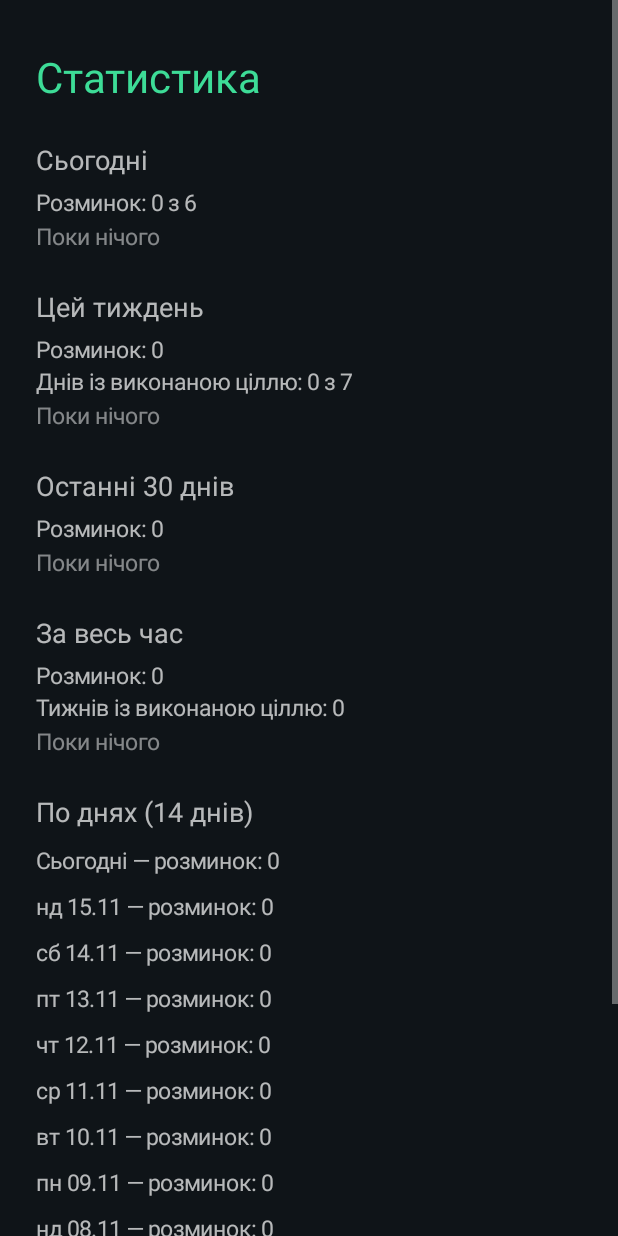
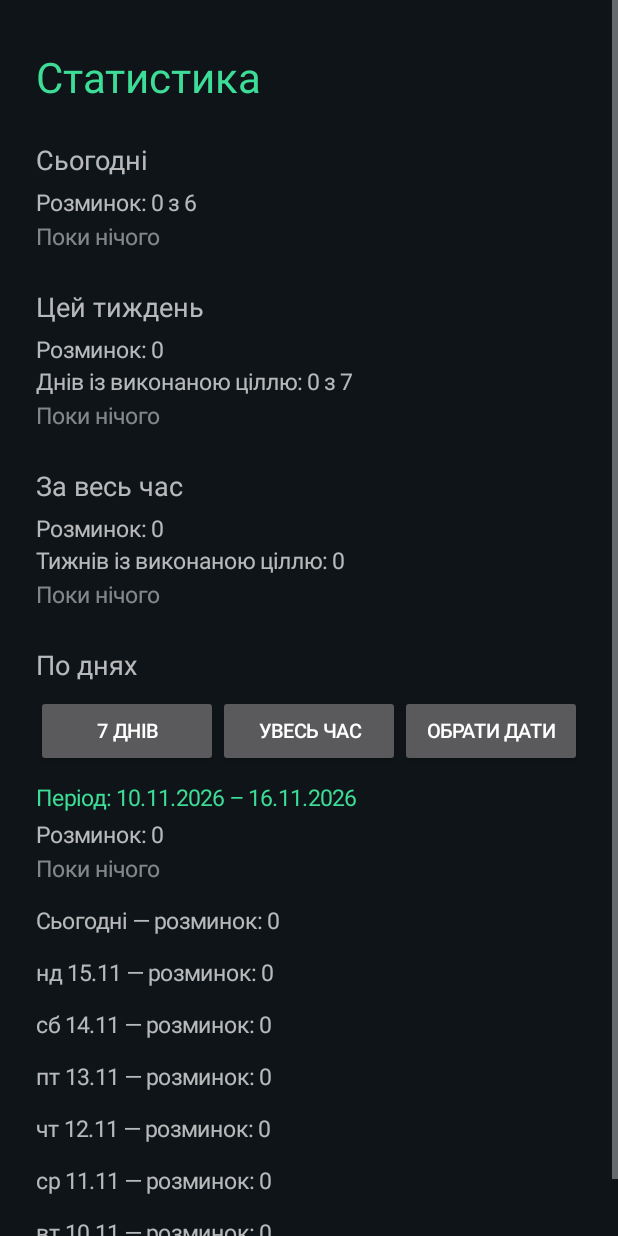
Before and after one commit to ddimacherkasov-hub/go_move, an Android app: the StatsActivity screen opened directly, with no data from a screen before it, on a phone screen of 412 x 824 dp. Run offline under Robolectric (Android 15) with nearby library versions, the phone set to English and light mode, and no system bars.

Commit message:
Статистика: журнал розминок із вправами, 7 днів, увесь час і вибір дат
Co-Authored-By: Claude Fable 5.2 <noreply@anthropic.com>
Claude-Session: https://claude.ai/code/session_01YJDwpo6rWbfqGtPuHYMmGY

```diff
--- a/app/src/main/java/ua/ruhaysia/app/StatsActivity.kt
+++ b/app/src/main/java/ua/ruhaysia/app/StatsActivity.kt
@@ -1,7 +1,9 @@
 package ua.ruhaysia.app
 
 import android.app.Activity
+import android.app.DatePickerDialog
 import android.os.Bundle
+import android.widget.Button
 import android.widget.LinearLayout
 import android.widget.ScrollView
 import android.widget.TextView
@@ -10,10 +12,15 @@ import java.util.Calendar
 import java.util.Date
 import java.util.Locale
 
-/** Everything that was done: today, this week, 30 days, all time, and day by day. */
+/** What was done: today, this week, all time, and a chosen period day by day. */
 class StatsActivity : Activity() {
     private lateinit var store: Store
     private lateinit var root: LinearLayout
+
+    // Chosen period, both ends inclusive, as start-of-day times.
+    private var from = 0L
+    private var to = 0L
+    private var allTime = false
 
     override fun onCreate(savedInstanceState: Bundle?) {
         super.onCreate(savedInstanceState)
@@ -26,6 +33,7 @@ class StatsActivity : Activity() {
             fitsSystemWindows = true
             addView(root)
         })
+        lastWeek()
     }
 
     override fun onResume() {
@@ -34,6 +42,42 @@ class StatsActivity : Activity() {
     }
 
     private fun dp(v: Int) = (v * resources.displayMetrics.density).toInt()
+
+    private fun dayStart(t: Long): Long = Calendar.getInstance().apply {
+        timeInMillis = t
+        set(Calendar.HOUR_OF_DAY, 0)
+        set(Calendar.MINUTE, 0)
+        set(Calendar.SECOND, 0)
+        set(Calendar.MILLISECOND, 0)
+    }.timeInMillis
+
+    private fun lastWeek() {
+        allTime = false
+        to = dayStart(System.currentTimeMillis())
+        from = Calendar.getInstance().apply {
+            timeInMillis = to
+            add(Calendar.DAY_OF_YEAR, -6)
+        }.timeInMillis
+    }
+
+    private fun everything() {
+        allTime = true
+        to = dayStart(System.currentTimeMillis())
+        from = dayStart(store.firstDay()?.time ?: to)
+    }
+
+    /** Days of the chosen period, newest first. */
+    private fun periodDays(): List<Date> {
+        val out = ArrayList<Date>()
+        val c = Calendar.getInstance().apply { timeInMillis = to }
+        var guard = 0
+        while (c.timeInMillis >= from && guard < 3660) {
+            out.add(c.time)
+            c.add(Calendar.DAY_OF_YEAR, -1)
+            guard++
+        }
+        return out
+    }
 
     private fun add(text: String, size: Float, top: Int, accent: Boolean = false, dim: Boolean = false) {
         root.addView(TextView(this).apply {
@@ -47,19 +91,78 @@ class StatsActivity : Activity() {
     }
 
     /** One line per exercise that has anything, e.g. "Кроки: 220". */
-    private fun amounts(get: (Ex) -> Int): String {
+    private fun amounts(done: Int, get: (Ex) -> Int): String {
         val lines = Ex.values().map { it to get(it) }.filter { it.second > 0 }
             .joinToString("\n") { "${it.first.title}: ${it.second}" }
-        return if (lines.isEmpty()) "Поки нічого" else lines
+        return when {
+            lines.isNotEmpty() -> lines
+            done > 0 -> "Деталі не записано (розминки зі старої версії)"
+            else -> "Поки нічого"
+        }
     }
 
-    private fun lastDays(n: Int): List<Date> {
-        val c = Calendar.getInstance()
-        return (0 until n).map {
-            val d = c.time
-            c.add(Calendar.DAY_OF_YEAR, -1)
-            d
+    /** "00:12|steps=120,squats=15" becomes "00:12 — кроки 120, присідання 15". */
+    private fun sessionText(line: String): String {
+        val parts = line.split("|")
+        val time = parts.getOrNull(0) ?: ""
+        val what = (parts.getOrNull(1) ?: "").split(",").mapNotNull { item ->
+            val kv = item.split("=")
+            val ex = Ex.values().firstOrNull { it.key == kv.getOrNull(0) }
+            val n = kv.getOrNull(1)?.toIntOrNull()
+            if (ex != null && n != null) "${ex.title.lowercase()} $n" else null
+        }.joinToString(", ")
+        return "$time — " + what.ifEmpty { "без деталей" }
+    }
+
+    private fun pickDate(start: Long, onPick: (Long) -> Unit) {
+        val c = Calendar.getInstance().apply { timeInMillis = start }
+        val dialog = DatePickerDialog(this, { _, y, m, d ->
+            val picked = Calendar.getInstance().apply {
+                set(y, m, d, 0, 0, 0)
+                set(Calendar.MILLISECOND, 0)
+            }
+            onPick(picked.timeInMillis)
+        }, c.get(Calendar.YEAR), c.get(Calendar.MONTH), c.get(Calendar.DAY_OF_MONTH))
+        dialog.datePicker.maxDate = System.currentTimeMillis()
+        dialog.show()
+    }
+
+    private fun periodButtons() {
+        val row = LinearLayout(this).apply {
+            orientation = LinearLayout.HORIZONTAL
+            setPadding(0, dp(8), 0, 0)
         }
+        fun button(text: String, onClick: () -> Unit) {
+            row.addView(
+                Button(this).apply {
+                    this.text = text
+                    textSize = 13f
+                    setPadding(dp(4), 0, dp(4), 0)
+                    setOnClickListener { onClick() }
+                },
+                LinearLayout.LayoutParams(0, LinearLayout.LayoutParams.WRAP_CONTENT, 1f)
+            )
+        }
+        button("7 днів") {
+            lastWeek()
+            fill()
+        }
+        button("Увесь час") {
+            everything()
+            fill()
+        }
+        button("Обрати дати") {
+            // First the start date, then the end date.
+            pickDate(from) { a ->
+                pickDate(to) { b ->
+                    allTime = false
+                    from = minOf(a, b)
+                    to = maxOf(a, b)
+                    fill()
+                }
+            }
+        }
+        root.addView(row)
     }
 
     private fun fill() {
@@ -69,22 +172,14 @@ class StatsActivity : Activity() {
         val today = Date()
         add("Сьогодні", 18f, 24)
         add("Розминок: ${store.doneOn(today)} з ${store.dailyGoal}", 15f, 6)
-        add(amounts { store.amountOn(today, it) }, 15f, 2, dim = true)
+        add(amounts(store.doneOn(today)) { store.amountOn(today, it) }, 15f, 2, dim = true)
 
         val week = store.weekDays()
+        val weekDone = week.sumOf { store.doneOn(it) }
         val (goalDays, activeDays) = store.weekProgress()
         add("Цей тиждень", 18f, 24)
-        add(
-            "Розминок: ${week.sumOf { store.doneOn(it) }}\n" +
-                "Днів із виконаною ціллю: $goalDays з $activeDays",
-            15f, 6
-        )
-        add(amounts { ex -> week.sumOf { store.amountOn(it, ex) } }, 15f, 2, dim = true)
-
-        val month = lastDays(30)
-        add("Останні 30 днів", 18f, 24)
-        add("Розминок: ${month.sumOf { store.doneOn(it) }}", 15f, 6)
-        add(amounts { ex -> month.sumOf { store.amountOn(it, ex) } }, 15f, 2, dim = true)
+        add("Розминок: $weekDone\nДнів із виконаною ціллю: $goalDays з $activeDays", 15f, 6)
+        add(amounts(weekDone) { ex -> week.sumOf { store.amountOn(it, ex) } }, 15f, 2, dim = true)
 
         add("За весь час", 18f, 24)
         add(
@@ -92,18 +187,50 @@ class StatsActivity : Activity() {
                 "Тижнів із виконаною ціллю: ${store.weeksDone}",
             15f, 6
         )
-        add(amounts { store.totalAmount(it) }, 15f, 2, dim = true)
+        add(amounts(store.totalDone()) { store.totalAmount(it) }, 15f, 2, dim = true)
 
-        add("По днях (14 днів)", 18f, 24)
+        val short = SimpleDateFormat("dd.MM.yyyy", Locale.US)
+        val days = periodDays()
+        val periodDone = days.sumOf { store.doneOn(it) }
+        add("По днях", 18f, 24)
+        periodButtons()
+        add(
+            (if (allTime) "Увесь час: " else "Період: ") +
+                short.format(Date(from)) + " – " + short.format(Date(to)),
+            15f, 10, accent = true
+        )
+        add("Розминок: $periodDone", 15f, 4)
+        add(amounts(periodDone) { ex -> days.sumOf { store.amountOn(it, ex) } }, 15f, 2, dim = true)
+
+        // In long periods empty days are hidden to keep the list readable.
+        val hideEmpty = days.size > 31
         val fmt = SimpleDateFormat("EEE dd.MM", Locale("uk"))
         val goal = store.dailyGoal
-        lastDays(14).forEachIndexed { i, d ->
+        val todayStart = dayStart(System.currentTimeMillis())
+        var shown = 0
+        for (d in days) {
             val n = store.doneOn(d)
+            if (hideEmpty && n == 0) continue
+            shown++
             val mark = if (n >= goal) "  ✓" else ""
-            add((if (i == 0) "Сьогодні" else fmt.format(d)) + " — розминок: $n$mark", 15f, 10)
-            val parts = Ex.values().map { it to store.amountOn(d, it) }.filter { it.second > 0 }
-                .joinToString(" · ") { "${it.first.title.lowercase()} ${it.second}" }
-            if (parts.isNotEmpty()) add(parts, 14f, 0, dim = true)
+            val name = if (dayStart(d.time) == todayStart) "Сьогодні" else fmt.format(d)
+            add("$name — розминок: $n$mark", 15f, 14)
+            val sessions = store.sessionsOn(d)
+            if (sessions.isNotEmpty()) {
+                add(sessions.joinToString("\n") { sessionText(it) }, 14f, 2, dim = true)
+            }
+            if (n > sessions.size) {
+                // Warm-ups recorded before the journal existed: show day totals instead.
+                val parts = Ex.values().map { it to store.amountOn(d, it) }.filter { it.second > 0 }
+                    .joinToString(", ") { "${it.first.title.lowercase()} ${it.second}" }
+                val older = n - sessions.size
+                add(
+                    if (sessions.isEmpty() && parts.isNotEmpty()) "Разом за день: $parts"
+                    else "Ще $older без деталей (стара версія)",
+                    14f, 2, dim = true
+                )
+            }
         }
+        if (shown == 0) add("У цьому періоді розминок немає", 15f, 14, dim = true)
     }
 }
```
Also changed, not shown: app/src/main/java/ua/ruhaysia/app/ChallengeActivity.kt (+8 -1 lines), app/src/main/java/ua/ruhaysia/app/Store.kt (+19 -0 lines).
